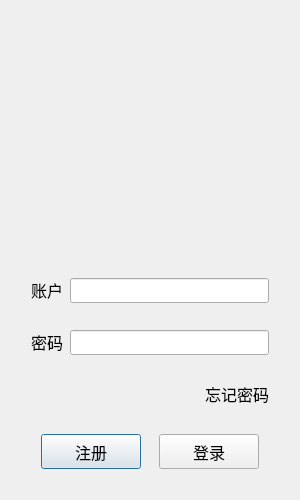
BaijiuChat/BC_Client, file logindialog.ui: the form before one commit.
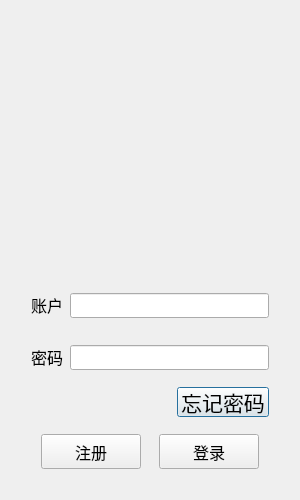
The form after the commit. Icons and pictures are not drawn.

What changed in the file:
```diff
--- a/logindialog.ui
+++ b/logindialog.ui
@@ -204,19 +204,19 @@
      <item>
       <layout class="QHBoxLayout" name="horizontalLayout_5">
        <property name="spacing">
-        <number>7</number>
+        <number>0</number>
        </property>
        <property name="leftMargin">
-        <number>10</number>
+        <number>0</number>
        </property>
        <property name="topMargin">
-        <number>10</number>
+        <number>0</number>
        </property>
        <property name="rightMargin">
-        <number>10</number>
+        <number>0</number>
        </property>
        <property name="bottomMargin">
-        <number>10</number>
+        <number>0</number>
        </property>
        <item>
         <spacer name="horizontalSpacer">
@@ -225,36 +225,52 @@
          </property>
          <property name="sizeHint" stdset="0">
           <size>
-           <width>40</width>
-           <height>20</height>
+           <width>0</width>
+           <height>0</height>
           </size>
          </property>
         </spacer>
        </item>
        <item>
-        <widget class="QLabel" name="forgetLabel">
+        <widget class="QPushButton" name="forgetButton">
          <property name="minimumSize">
           <size>
            <width>0</width>
-           <height>25</height>
+           <height>30</height>
           </size>
          </property>
          <property name="maximumSize">
           <size>
            <width>16777215</width>
-           <height>25</height>
+           <height>30</height>
           </size>
          </property>
          <property name="font">
           <font>
-           <pointsize>12</pointsize>
+           <pointsize>16</pointsize>
           </font>
          </property>
          <property name="text">
-          <string>&lt;html&gt;&lt;head/&gt;&lt;body&gt;&lt;p align=&quot;center&quot;&gt;忘记密码&lt;/span&gt;&lt;/p&gt;&lt;/body&gt;&lt;/html&gt;</string>
+          <string>忘记密码</string>
          </property>
         </widget>
        </item>
+       <item>
+        <spacer name="horizontalSpacer_5">
+         <property name="orientation">
+          <enum>Qt::Orientation::Horizontal</enum>
+         </property>
+         <property name="sizeType">
+          <enum>QSizePolicy::Policy::Fixed</enum>
+         </property>
+         <property name="sizeHint" stdset="0">
+          <size>
+           <width>10</width>
+           <height>20</height>
+          </size>
+         </property>
+        </spacer>
+       </item>
       </layout>
      </item>
      <item>
```
